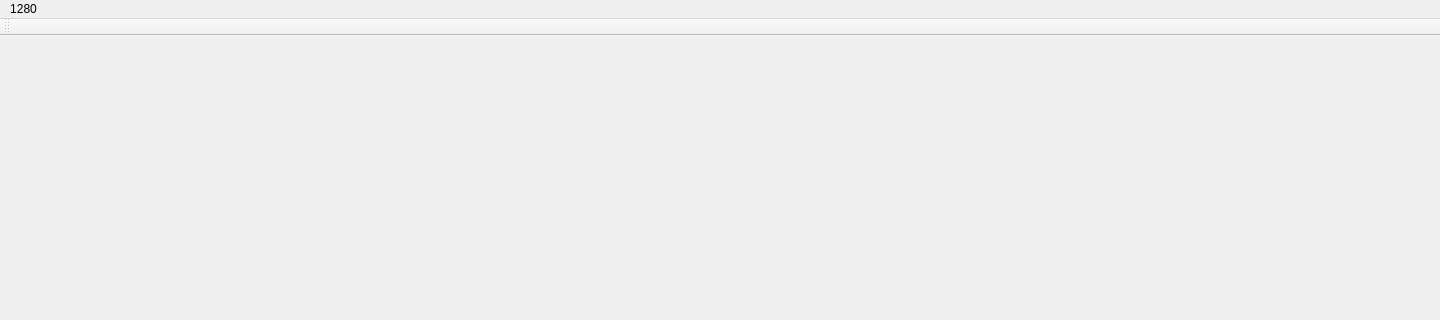
Above: tank/mainwindow.ui from AbidHasanZidane/Tank1990 before the change; both pictures show x 0 to 1440 and y 0 to 320 of the 1440 by 810 pixel window. Below: the same form after it.
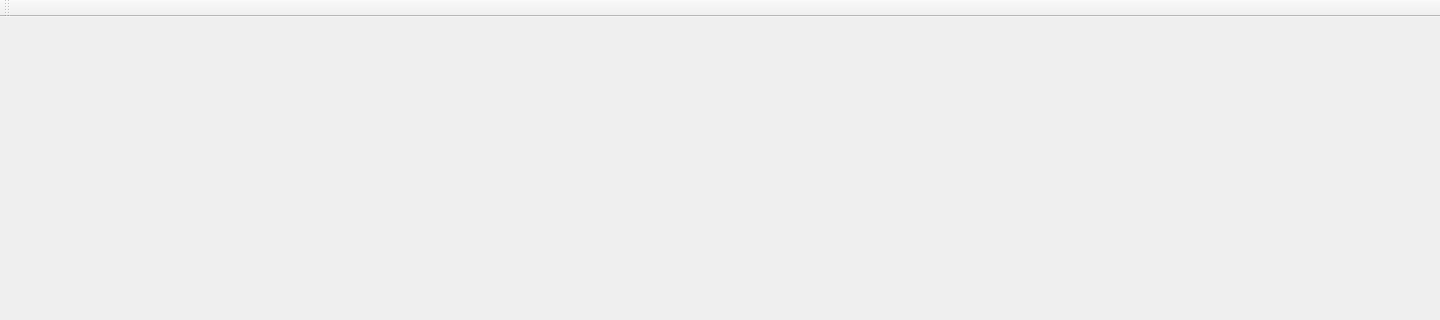
That is the form after the change.

Patch:
```diff
--- a/tank/mainwindow.ui
+++ b/tank/mainwindow.ui
@@ -14,22 +14,6 @@
    <string>MainWindow</string>
   </property>
   <widget class="QWidget" name="centralWidget"/>
-  <widget class="QMenuBar" name="menuBar">
-   <property name="geometry">
-    <rect>
-     <x>0</x>
-     <y>0</y>
-     <width>1440</width>
-     <height>26</height>
-    </rect>
-   </property>
-   <widget class="QMenu" name="menu1280">
-    <property name="title">
-     <string>1280</string>
-    </property>
-   </widget>
-   <addaction name="menu1280"/>
-  </widget>
   <widget class="QToolBar" name="mainToolBar">
    <attribute name="toolBarArea">
     <enum>TopToolBarArea</enum>
```
